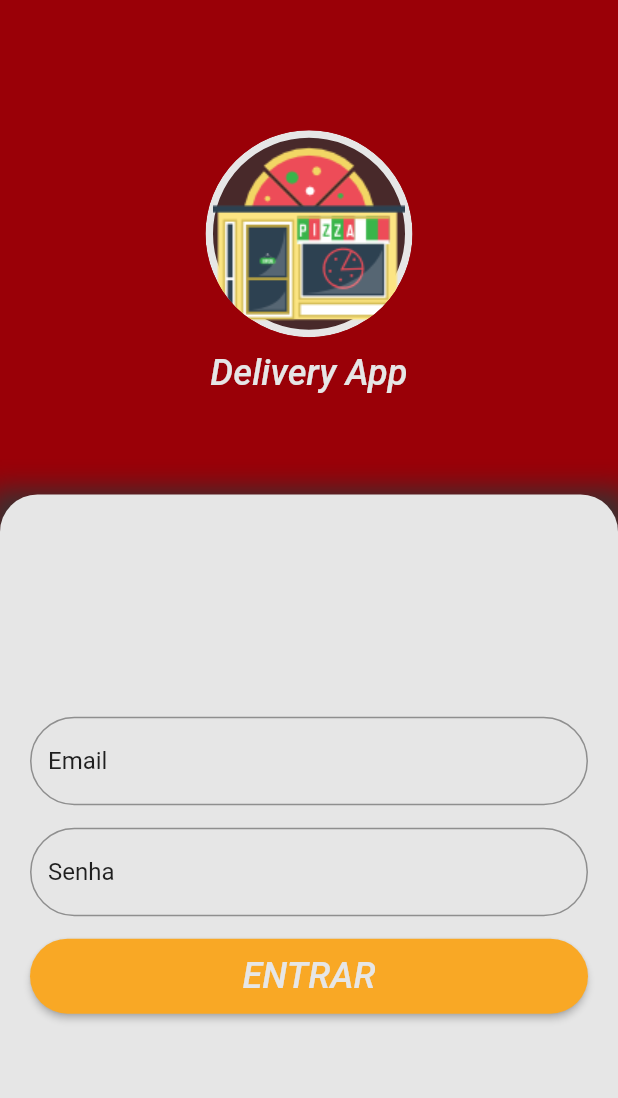
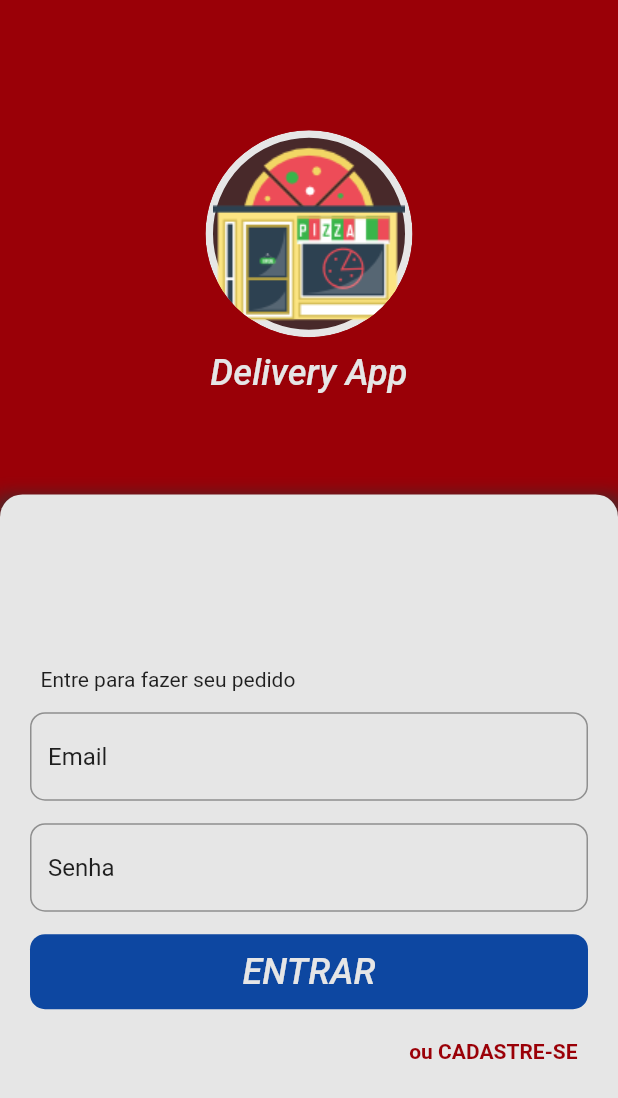
Before and after one commit to thizer/delivery_app, a Flutter app: the screen it shows after launch, on a phone screen of 412 x 824 dp. Shown: the top 1098 px of the screen. Run offline on Flutter 3.47's test engine with Material 2 defaults, Android fonts, the phone set to English and light mode, and no system bars; our stand-ins replace cloud_firestore; accounts and stored records are empty.

Commit message:
Reavaliando a tela de login

```diff
--- a/lib/layout.dart
+++ b/lib/layout.dart
@@ -34,6 +34,6 @@ class Layout {
 
   static Color danger([double opacity = 1]) => Color.fromRGBO(217, 74, 74, opacity);
   static Color success([double opacity = 1]) => Color.fromRGBO(5, 100, 50, opacity);
-  static Color info([double opacity = 1]) => Color.fromRGBO(100, 150, 255, opacity);
+  static Color info([double opacity = 1]) => Color.fromRGBO(13, 71, 161, opacity);
   static Color warning([double opacity = 1]) => Color.fromRGBO(250, 200, 70, opacity);
 }
--- a/lib/login.dart
+++ b/lib/login.dart
@@ -52,8 +52,8 @@ class LoginPage extends StatelessWidget {
                       BoxShadow(
                         color: Layout.dark(),
                         offset: const Offset(0, 0),
-                        spreadRadius: 8,
-                        blurRadius: 15,
+                        spreadRadius: 3,
+                        blurRadius: 10,
                       ),
                     ],
                   ),
@@ -62,22 +62,38 @@ class LoginPage extends StatelessWidget {
               Container(
                 decoration: BoxDecoration(
                   borderRadius: BorderRadius.only(
-                    topLeft: Radius.circular(25),
-                    topRight: Radius.circular(25),
+                    topLeft: Radius.circular(15),
+                    topRight: Radius.circular(15),
                   ),
                   color: Layout.light(),
                 ),
-                height: MediaQuery.of(context).size.height * .6,
+                height: _calcContentHeight(context),
                 child: Padding(
                   padding: EdgeInsets.all(20),
                   child: Column(
                     mainAxisAlignment: MainAxisAlignment.center,
                     children: <Widget>[
+                      SizedBox(
+                        child: Padding(
+                          padding: EdgeInsets.only(left: 7),
+                          child: Text('Entre para fazer seu pedido'),
+                        ),
+                        width: MediaQuery.of(context).size.width,
+                        height: 30,
+                      ),
                       TextFormField(
                         decoration: InputDecoration(
                           border: OutlineInputBorder(
                             borderRadius: BorderRadius.all(
-                              Radius.circular(50),
+                              Radius.circular(10),
+                            ),
+                          ),
+                          focusedBorder: OutlineInputBorder(
+                            borderRadius: BorderRadius.all(
+                              Radius.circular(10),
+                            ),
+                            borderSide: BorderSide(
+                              color: Layout.info(),
                             ),
                           ),
                         ),
@@ -88,7 +104,15 @@ class LoginPage extends StatelessWidget {
                         decoration: InputDecoration(
                           border: OutlineInputBorder(
                             borderRadius: BorderRadius.all(
-                              Radius.circular(50),
+                              Radius.circular(10),
+                            ),
+                          ),
+                          focusedBorder: OutlineInputBorder(
+                            borderRadius: BorderRadius.all(
+                              Radius.circular(10),
+                            ),
+                            borderSide: BorderSide(
+                              color: Layout.info(),
                             ),
                           ),
                         ),
@@ -98,19 +122,44 @@ class LoginPage extends StatelessWidget {
                       SizedBox(
                         width: double.infinity,
                         height: 50,
-                        child: RaisedButton(
+                        child: FlatButton(
+                          color: Layout.info(),
                           shape: RoundedRectangleBorder(
                             borderRadius: BorderRadius.all(
-                              Radius.circular(50),
+                              Radius.circular(10),
                             ),
                           ),
-                          onPressed: () {},
+                          onPressed: () {
+                            Navigator.of(context).pushReplacementNamed('/home');
+                          },
                           child: Text(
                             'ENTRAR',
                             style: titleTheme,
                           ),
                         ),
-                      )
+                      ),
+                      SizedBox(height: 20),
+                      SizedBox(
+                        child: Align(
+                          alignment: Alignment.centerRight,
+                          child: Padding(
+                            padding: EdgeInsets.only(right: 7),
+                            child: GestureDetector(
+                              child: Text(
+                                'ou CADASTRE-SE',
+                                style: TextStyle(
+                                  fontWeight: FontWeight.bold,
+                                  color: Layout.primaryDark(),
+                                ),
+                              ),
+                              onTap: () {
+                                print('Tela de cadastro');
+                              },
+                            ),
+                          ),
+                        ),
+                        width: MediaQuery.of(context).size.width,
+                      ),
                     ],
                   ),
                 ),
@@ -121,4 +170,13 @@ class LoginPage extends StatelessWidget {
       ),
     );
   }
+
+  double _calcContentHeight(BuildContext context) {
+    var totalHeight = MediaQuery.of(context).size.height;
+    var heightAvailable = totalHeight - MediaQuery.of(context).viewInsets.bottom;
+    var heightIWant = MediaQuery.of(context).size.height * .6;
+    var result = heightIWant > heightAvailable ? heightAvailable : heightIWant;
+
+    return result;
+  }
 }
--- a/lib/main.dart
+++ b/lib/main.dart
@@ -2,7 +2,7 @@ import 'package:cloud_firestore/cloud_firestore.dart';
 import 'package:delivery_app/layout.dart';
 import 'package:delivery_app/login.dart';
 import 'package:flutter/material.dart';
-import 'package:onesignal_flutter/onesignal_flutter.dart';
+// import 'package:onesignal_flutter/onesignal_flutter.dart';
 
 void main() => runApp(MyApp());
 
@@ -11,7 +11,7 @@ class MyApp extends StatelessWidget {
   Widget build(BuildContext context) {
     // ]
     // Start OneSignal connection
-    OneSignal.shared.init('02d41705-3373-4da2-8c23-7e0e77f8c239');
+    // OneSignal.shared.init('02d41705-3373-4da2-8c23-7e0e77f8c239');
 
     // OneSignal.shared.setInFocusDisplayType(OSNotificationDisplayType.none);
 
--- a/pubspec.yaml
+++ b/pubspec.yaml
@@ -24,7 +24,7 @@ dependencies:
   # Use with the CupertinoIcons class for iOS style icons.
   cupertino_icons: ^0.1.2
   cloud_firestore: ^0.13.4+2
-  onesignal_flutter: ^2.3.4
+  #onesignal_flutter: ^2.3.4
 
 dev_dependencies:
   flutter_test:
```
Also changed, not shown: pubspec.lock, 3 other files.
